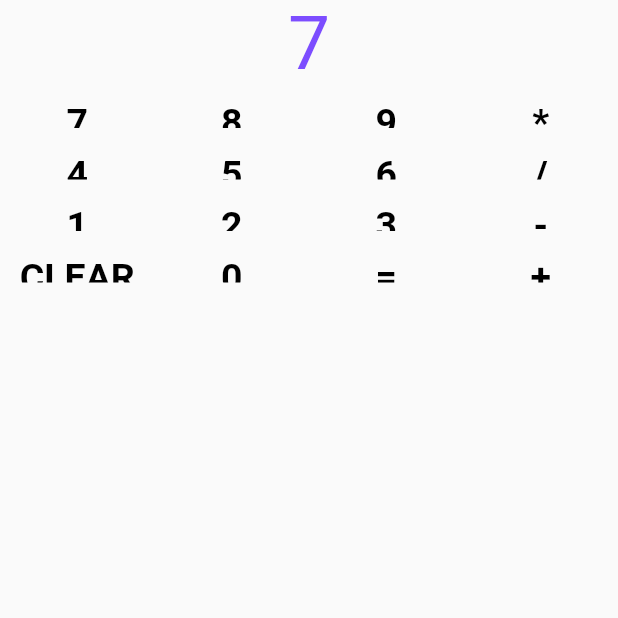
After one commit to amjadhassoun123123/ProtoCalculator, a Flutter app: the CalculatorPage screen opened directly, after a tap on an icon or button, on a phone screen of 412 x 824 dp, the top half of it. The commit adds this screen. Run offline on Flutter 3.47's test engine with Material 2 defaults, Android fonts, the light colour scheme and no system bars; missing offline and left inert: function_tree.

Commit message:
Used providers and organized files

```diff
--- /dev/null
+++ b/proto_calculator/lib/providers/input_provider.dart
@@ -0,0 +1,31 @@
+import 'package:flutter/material.dart';
+import 'package:function_tree/function_tree.dart';
+
+class Input with ChangeNotifier {
+  String _input = "";
+  bool reset = false;
+  String get input => _input;
+
+  void addText(String icon) {
+    List<String> list = ["+", "-", "/", "*"];
+    if (icon == "=") {
+      try {
+        _input = _input.interpret().toString();
+        reset = true;
+      } catch (e) {
+        _input = "";
+      }
+    } else if (icon == "CLEAR") {
+      _input = "";
+    } else if (!reset) {
+      _input = _input + icon;
+    } else if (list.contains(icon)) {
+      _input = _input + icon;
+      reset = false;
+    } else {
+      _input = icon;
+      reset = false;
+    }
+    notifyListeners();
+  }
+}
--- /dev/null
+++ b/proto_calculator/lib/screens/calculator_screen.dart
@@ -0,0 +1,82 @@
+import 'package:flutter/material.dart';
+import 'package:provider/provider.dart';
+import 'package:proto_calculator/providers/input_provider.dart';
+
+// ignore: must_be_immutable
+class CalculatorPage extends StatelessWidget {
+  CalculatorPage({Key? key, required this.title}) : super(key: key);
+
+  // This widget is the home page of your application. It is stateful, meaning
+  // that it has a State object (defined below) that contains fields that affect
+  // how it looks.
+
+  // This class is the configuration for the state. It holds the values (in this
+  // case the title) provided by the parent (in this case the App widget) and
+  // used by the build method of the State. Fields in a Widget subclass are
+  // always marked "final".
+
+  final String title;
+
+  List<String> icons = [
+    "7",
+    "8",
+    "9",
+    "*",
+    "4",
+    "5",
+    "6",
+    "/",
+    "1",
+    "2",
+    "3",
+    "-",
+    "CLEAR",
+    "0",
+    "=",
+    "+"
+  ];
+
+  @override
+  Widget build(BuildContext context) {
+    // This method is rerun every time setState is called, for instance as done
+    // by the _incrementCounter method above.
+    //
+    // The Flutter framework has been optimized to make rerunning build methods
+    // fast, so that you can just rebuild anything that needs updating rather
+    // than having to individually change instances of widgets.
+    return Scaffold(
+      body: Column(
+        children: [
+          //use provider to communicate w text field?
+          Text(
+            context.watch<Input>().input,
+            style:
+                const TextStyle(fontSize: 50, color: Colors.deepPurpleAccent),
+          ),
+          Expanded(
+            child: GridView.count(
+              crossAxisCount: 4,
+              childAspectRatio: 3,
+              children: icons.map((icon) {
+                return TextButton(
+                  onPressed: () {
+                    context.read<Input>().addText(icon);
+                  },
+                  child: Text(
+                    icon,
+                    style: const TextStyle(
+                      color: Colors.black,
+                      fontSize: 25,
+                      fontWeight: FontWeight.bold,
+                    ),
+                  ),
+                );
+              }).toList(),
+            ),
+          )
+        ],
+      ),
+      // This trailing comma makes auto-formatting nicer for build methods.
+    );
+  }
+}
--- a/proto_calculator/pubspec.yaml
+++ b/proto_calculator/pubspec.yaml
@@ -35,6 +35,7 @@ dependencies:
   # Use with the CupertinoIcons class for iOS style icons.
   cupertino_icons: ^1.0.2
   function_tree: ^0.8.12
+  provider: ^5.0.0
 
 dev_dependencies:
   flutter_test:
```
Also changed, not shown: proto_calculator/lib/main.dart (+12 -127 lines), proto_calculator/pubspec.lock.
